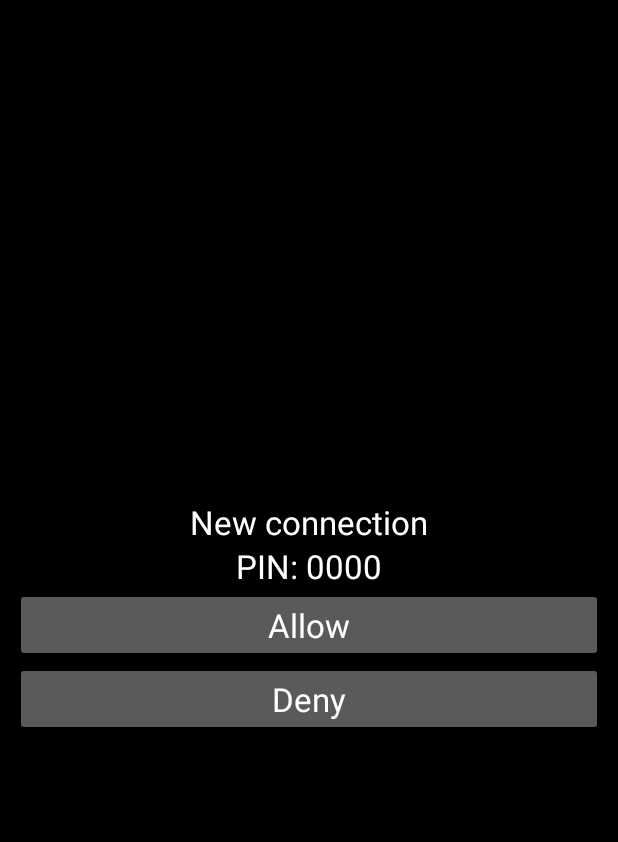
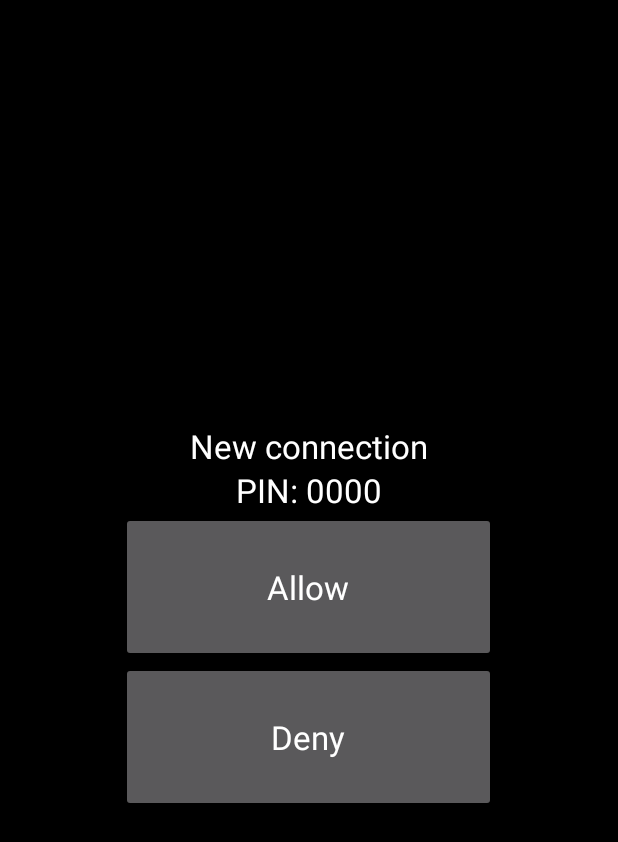
Before and after one commit to allanrbo/wifiphotos, an Android app: the layout allow_access_popup.xml on its own in the app's theme, with its tools: preview values and no code run, on a phone screen of 412 x 824 dp. Shown: the top 842 px of the screen. Run offline under Robolectric (Android 15) with nearby library versions, the phone set to English and light mode, and no system bars.

Commit message:
bigger buttons

```diff
--- a/app/src/main/res/layout/allow_access_popup.xml
+++ b/app/src/main/res/layout/allow_access_popup.xml
@@ -24,15 +24,15 @@
 
     <Button
         android:id="@+id/allowBtn"
-        android:layout_width="match_parent"
-        android:layout_height="wrap_content"
+        android:layout_width="250dp"
+        android:layout_height="100dp"
         android:text="Allow"
         android:textAppearance="@style/TextAppearance.AppCompat.Large" />
 
     <Button
         android:id="@+id/denyBtn"
-        android:layout_width="match_parent"
-        android:layout_height="wrap_content"
+        android:layout_width="250dp"
+        android:layout_height="100dp"
         android:text="Deny"
         android:textAppearance="@style/TextAppearance.AppCompat.Large" />
 
```
